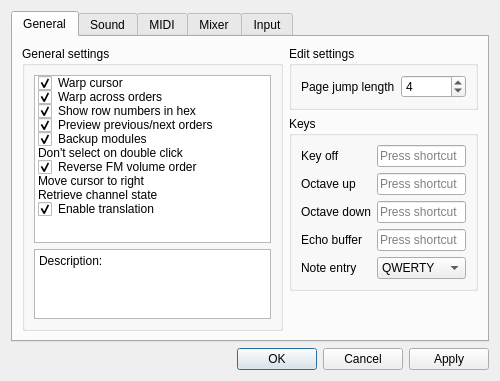
First picture: the form in BambooTracker/gui/configuration_dialog.ui, repository BambooTracker/BambooTracker, before the edit.
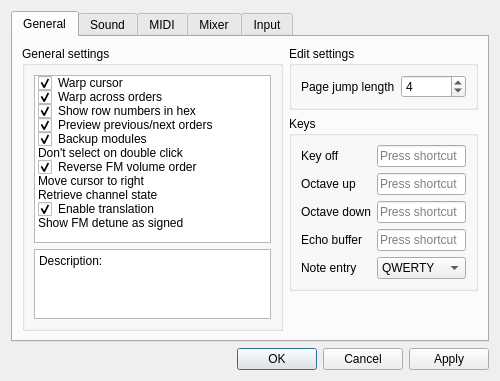
Second picture: the form after the edit. Custom widgets are drawn as their Qt base class.

Commit message: Add FM detune display mode selection

The edit to the form file:
```diff
--- a/BambooTracker/gui/configuration_dialog.ui
+++ b/BambooTracker/gui/configuration_dialog.ui
@@ -226,6 +226,14 @@
               <enum>Checked</enum>
              </property>
             </item>
+            <item>
+             <property name="text">
+              <string>Show FM detune as signed</string>
+             </property>
+             <property name="checkState">
+              <enum>Unchecked</enum>
+             </property>
+            </item>
            </widget>
           </item>
           <item row="1" column="0">
```
The commit also changes 12 other files.
